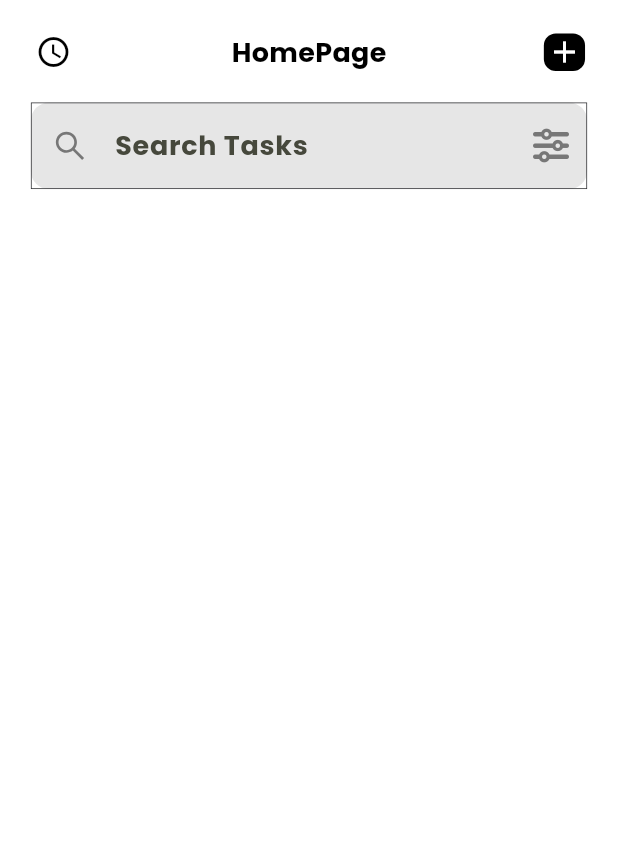
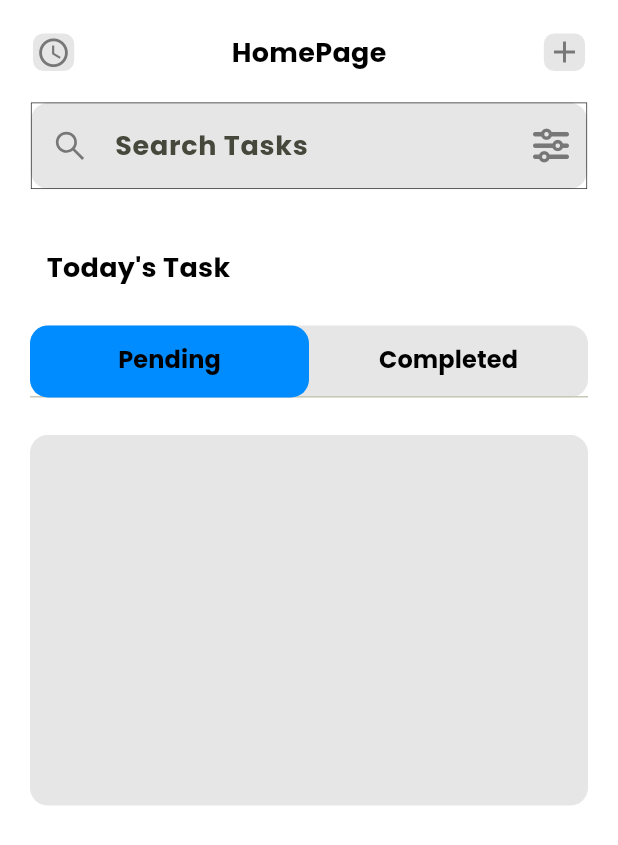
Before and after one commit to JesbinGit/Productivity-App-with-Flutter, a Flutter app: the screen it shows after launch, on a phone screen of 412 x 824 dp. Shown: the top 845 px of the screen. Run offline on Flutter 3.47's test engine with Material 3 defaults, Android fonts, the phone set to English and light mode, and no system bars; our stand-ins replace country_picker, flutter_screenutil, flutter_vector_icons, google_fonts, hooks_riverpod, pinput and 1 more.

Commit message:
two tabs for tasks

```diff
--- a/lib/common/widgets/appstyle.dart
+++ b/lib/common/widgets/appstyle.dart
@@ -2,6 +2,10 @@ import 'package:flutter/material.dart';
 import 'package:google_fonts/google_fonts.dart';
 import 'package:flutter_screenutil/flutter_screenutil.dart';
 
-TextStyle appstyle(double size, Color color, FontWeight fw) {
+TextStyle appstyle(
+  double size,
+  Color color,
+  FontWeight fw,
+) {
   return GoogleFonts.poppins(fontSize: size.sp, color: color, fontWeight: fw);
 }
--- a/lib/features/todo/pages/homepage.dart
+++ b/lib/features/todo/pages/homepage.dart
@@ -17,7 +17,10 @@ class HomePage extends ConsumerStatefulWidget {
   ConsumerState<HomePage> createState() => _HomePageState();
 }
 
-class _HomePageState extends ConsumerState<HomePage> {
+class _HomePageState extends ConsumerState<HomePage>
+    with TickerProviderStateMixin {
+  late final TabController tabController =
+      TabController(length: 2, vsync: this);
   final TextEditingController search = TextEditingController();
   @override
   Widget build(BuildContext context) {
@@ -40,14 +43,15 @@ class _HomePageState extends ConsumerState<HomePage> {
                           width: 25.w,
                           height: 25.h,
                           decoration: BoxDecoration(
-                              // color: AppConst.ccBlack,
+                              color: AppConst.ccGrey,
                               borderRadius:
-                                  BorderRadius.all(Radius.circular(8))),
+                                  BorderRadius.all(Radius.circular(7))),
                           child: GestureDetector(
                             onTap: () {},
                             child: Icon(
                               Icons.access_time,
-                              color: AppConst.ccBlack,
+                              color: AppConst.ccGreyBk,
+                              size: 23,
                             ),
                           ),
                         ),
@@ -62,14 +66,14 @@ class _HomePageState extends ConsumerState<HomePage> {
                           width: 25.w,
                           height: 25.h,
                           decoration: BoxDecoration(
-                              color: AppConst.ccBlack,
+                              color: AppConst.ccGrey,
                               borderRadius:
-                                  BorderRadius.all(Radius.circular(8))),
+                                  BorderRadius.all(Radius.circular(7))),
                           child: GestureDetector(
                             onTap: () {},
                             child: Icon(
                               Icons.add,
-                              color: AppConst.kLight,
+                              color: AppConst.ccGreyBk,
                             ),
                           ),
                         ),
@@ -100,6 +104,87 @@ class _HomePageState extends ConsumerState<HomePage> {
               ),
             )),
         body: SafeArea(
-            child: Padding(padding: EdgeInsets.symmetric(horizontal: 20))));
+            child: Padding(
+          padding: EdgeInsets.symmetric(horizontal: 20),
+          child: ListView(
+            children: [
+              const HeightSpacer(hieght: 25),
+              Row(
+                children: [
+                  // Icon
+                  const WidthSpacer(wydth: 10),
+                  ReusableText(
+                    text: "Today's Task",
+                    style: appstyle(18, AppConst.ccBlack, FontWeight.bold),
+                  )
+                ],
+              ), // Row
+              const HeightSpacer(hieght: 25),
+              Container(
+                decoration: BoxDecoration(
+                  color: AppConst.ccGrey,
+                  borderRadius: BorderRadius.circular(AppConst.kRadius),
+                ),
+                child: TabBar(
+                  indicatorSize: TabBarIndicatorSize.label,
+                  indicator: BoxDecoration(
+                    color: AppConst.ccBlue,
+                    borderRadius:
+                        BorderRadius.all(Radius.circular(AppConst.kRadius)),
+                  ),
+                  controller: tabController,
+                  labelPadding: EdgeInsets.zero,
+                  isScrollable: false,
+                  labelStyle: appstyle(24, AppConst.kRed, FontWeight.w700),
+                  unselectedLabelColor: AppConst.ccGrey,
+                  tabs: [
+                    Tab(
+                      child: SizedBox(
+                        width: AppConst.kWidth * 0.5,
+                        child: Center(
+                          child: ReusableText(
+                              text: "Pending",
+                              style: appstyle(
+                                  16, AppConst.ccBlack, FontWeight.bold)),
+                        ),
+                      ),
+                    ),
+                    Tab(
+                      child: Container(
+                        width: AppConst.kWidth * 0.5,
+                        child: Center(
+                          child: ReusableText(
+                              text: "Completed",
+                              style: appstyle(
+                                  16, AppConst.ccBlack, FontWeight.bold)),
+                        ),
+                      ),
+                    ),
+                  ],
+                ),
+              ),
+
+              const HeightSpacer(hieght: 25),
+              SizedBox(
+                height: AppConst.kHieght * 0.3,
+                width: AppConst.kWidth,
+                child: ClipRRect(
+                  borderRadius:
+                      BorderRadius.all(Radius.circular(AppConst.kRadius)),
+                  child: TabBarView(controller: tabController, children: [
+                    Container(
+                      color: AppConst.ccGrey,
+                      height: AppConst.kHieght * 0.3,
+                    ),
+                    Container(
+                      color: AppConst.ccGrey,
+                      height: AppConst.kHieght * 0.3,
+                    )
+                  ]),
+                ),
+              ),
+            ],
+          ),
+        )));
   }
 }
```
